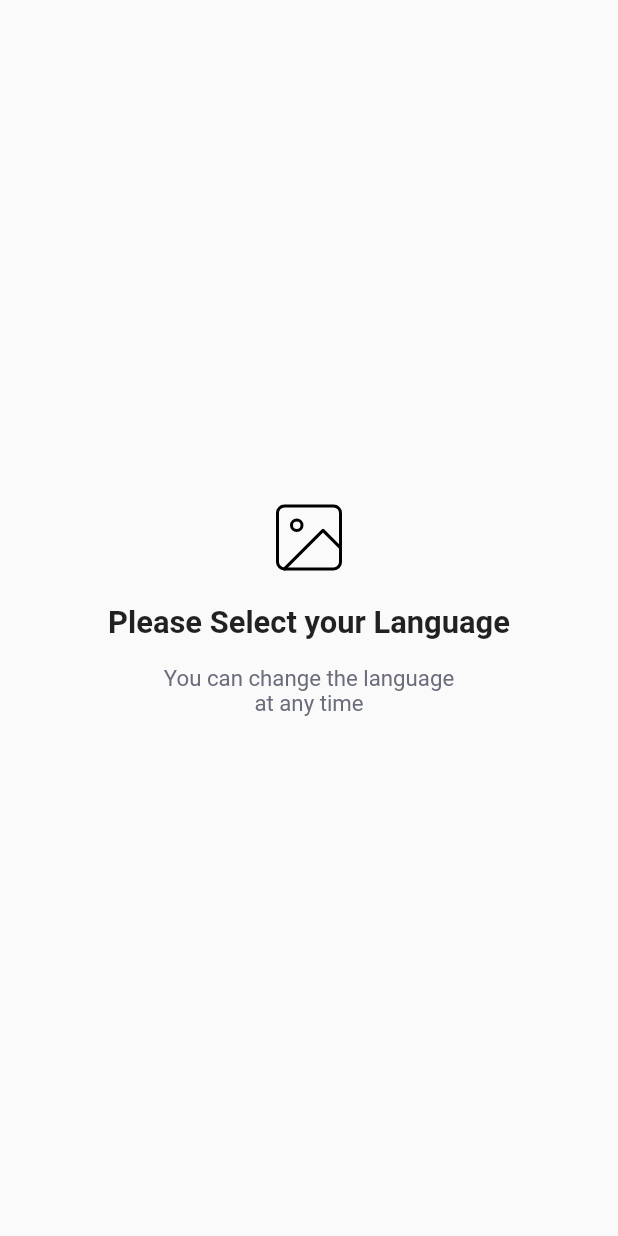
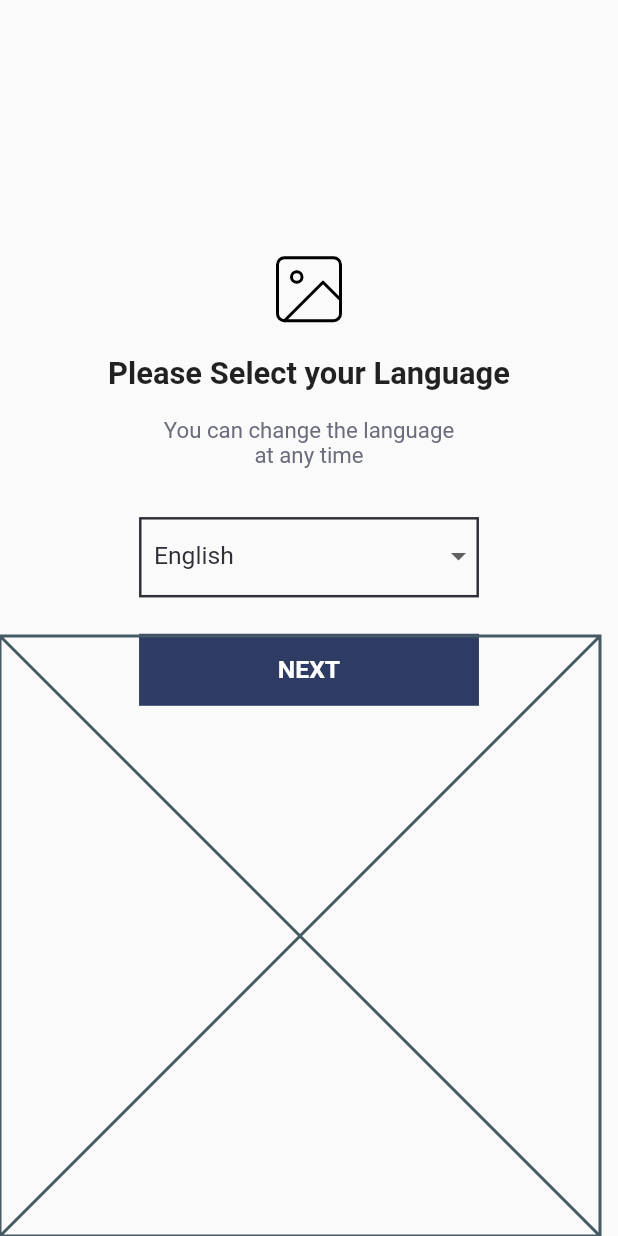
Before and after one commit to AritraPal147/Liveasy-Assignement, a Flutter app: the screen it shows after launch, on a phone screen of 412 x 824 dp. Run offline on Flutter 3.47's test engine with Material 2 defaults, Android fonts, the phone set to English and light mode, and no system bars; our stand-ins replace firebase_core, flutter_svg; accounts and stored records are empty.

Commit message:
Completed 1st screen except for wave animation

```diff
--- a/lib/models/constants/constants.dart
+++ b/lib/models/constants/constants.dart
@@ -2,4 +2,10 @@ import 'dart:ui';
 
 class Constants {
   static const greyTextColor = Color(0xff6a6c7b);
+  static const greyBorder = Color(0xff2f3037);
+  static const buttonColor = Color(0xff2e3b62);
+
+  static const List<String> dropDownMenuItems = ['English', 'Hindi', 'Bengali'];
+
+  static const next = 'NEXT';
 }
--- /dev/null
+++ b/lib/models/widgets/rectangle_button.dart
@@ -0,0 +1,40 @@
+import 'package:flutter/material.dart';
+import 'package:liveasy_assignment/models/constants/constants.dart';
+import 'package:liveasy_assignment/models/constants/size_config.dart';
+
+class RectangleButton extends StatelessWidget {
+  const RectangleButton({
+    super.key,
+    required this.title,
+    required this.onPressed,
+  });
+
+  /// [title] is the Title of the button (basically the button text)
+  final String title;
+
+  /// [onPressed] is the event that occurs when the button is pressed
+  final VoidCallback? onPressed;
+
+  @override
+  Widget build(BuildContext context) {
+    return Padding(
+      padding: const EdgeInsets.symmetric(vertical: 16.0),
+      child: Material(
+        color: Constants.buttonColor,
+        child: MaterialButton(
+          onPressed: onPressed,
+          minWidth: SizeConfig.screenWidth * 0.55,
+          height: SizeConfig.blockSizeVertical * 2,
+          child: Text(
+            title,
+            style: TextStyle(
+              color: Colors.white,
+              fontSize: SizeConfig.blockSizeVertical * 2,
+              fontWeight: FontWeight.bold,
+            ),
+          ),
+        ),
+      ),
+    );
+  }
+}
--- a/lib/screens/select_language_screen.dart
+++ b/lib/screens/select_language_screen.dart
@@ -2,6 +2,7 @@ import 'package:flutter/material.dart';
 import 'package:flutter_svg/svg.dart';
 import 'package:liveasy_assignment/models/constants/constants.dart';
 import 'package:liveasy_assignment/models/constants/size_config.dart';
+import 'package:liveasy_assignment/models/widgets/rectangle_button.dart';
 
 class LanguageSelectScreen extends StatefulWidget {
   const LanguageSelectScreen({Key? key}) : super(key: key);
@@ -10,17 +11,49 @@ class LanguageSelectScreen extends StatefulWidget {
   State<LanguageSelectScreen> createState() => _LanguageSelectScreenState();
 }
 
-class _LanguageSelectScreenState extends State<LanguageSelectScreen> {
+class _LanguageSelectScreenState extends State<LanguageSelectScreen>
+    with SingleTickerProviderStateMixin {
+  String dropDownValue = Constants.dropDownMenuItems.first;
+
+  late Animation<double> animation;
+  late AnimationController _controller;
+
+  @override
+  void initState() {
+    super.initState();
+    _controller =
+        AnimationController(vsync: this, duration: const Duration(seconds: 4));
+
+    /// Repeats the animation till infinity
+    _controller.repeat();
+
+    animation = Tween<double>(begin: -400, end: 0).animate(_controller);
+
+    /// Begin is set to -400 and end to 0, it will provide the value for
+    /// left or right position for Positioned() widget to create movement from left to right
+
+    /// Updates UI on every animation value update
+    animation.addListener(() => setState(() {}));
+  }
+
+  @override
+  void dispose() {
+    super.dispose();
+    _controller.dispose();
+  }
+
   @override
   Widget build(BuildContext context) {
     SizeConfig.init(context);
     return SafeArea(
       child: Scaffold(
-        body: Column(
-          mainAxisAlignment: MainAxisAlignment.center,
+        body: Stack(
+          children: [
+            Column(
               crossAxisAlignment: CrossAxisAlignment.center,
               children: [
-            const SizedBox(
+                SizedBox(
+                  height: SizeConfig.screenHeight * 0.2,
                   width: double.infinity,
                 ),
                 SvgPicture.asset('assets/images/image.svg'),
@@ -52,10 +85,54 @@ class _LanguageSelectScreenState extends State<LanguageSelectScreen> {
                   ),
                 ),
                 SizedBox(
-              height: SizeConfig.blockSizeVertical * 2,
+                  height: SizeConfig.blockSizeVertical * 4,
+                ),
+                Container(
+                  padding:
+                      EdgeInsets.only(left: SizeConfig.blockSizeHorizontal * 2),
+                  width: SizeConfig.screenWidth * 0.55,
+                  height: SizeConfig.blockSizeHorizontal * 13,
+                  decoration: BoxDecoration(
+                    border: Border.all(
+                      width: SizeConfig.blockSizeVertical * 0.2,
+                      color: Constants.greyBorder,
+                    ),
+                  ),
+                  child: DropdownButton<String>(
+                    isExpanded: true,
+                    value: dropDownValue,
+                    underline: const SizedBox(),
+                    style: TextStyle(
+                      fontSize: SizeConfig.blockSizeVertical * 2,
+                      color: Constants.greyBorder,
+                    ),
+                    onChanged: (String? value) {
+                      setState(() => dropDownValue = value!);
+                    },
+                    items: Constants.dropDownMenuItems
+                        .map<DropdownMenuItem<String>>((String value) {
+                      return DropdownMenuItem<String>(
+                        value: value,
+                        child: Text(value),
+                      );
+                    }).toList(),
+                  ),
+                ),
+                SizedBox(
+                  height: SizeConfig.blockSizeVertical,
+                ),
+                RectangleButton(
+                  title: Constants.next,
+                  onPressed: () => Navigator.pushNamed(context, '/login'),
+                ),
+              ],
             ),
 
-
+            // TODO: Implement waves
+            const Positioned(
+              bottom: 0,
+              child: Placeholder(),
+            )
           ],
         ),
       ),
```
Also changed, not shown: lib/models/widgets/wave.dart (added). Lines whose indentation alone changed are shown as unchanged.
